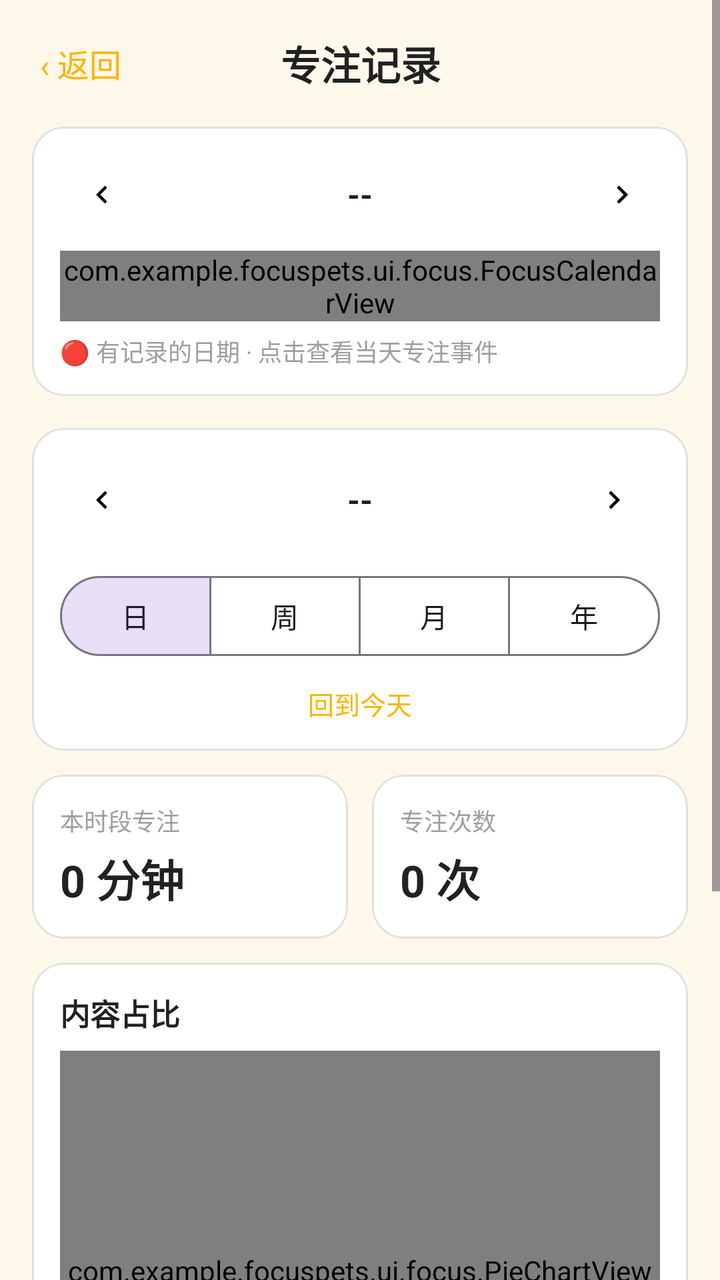
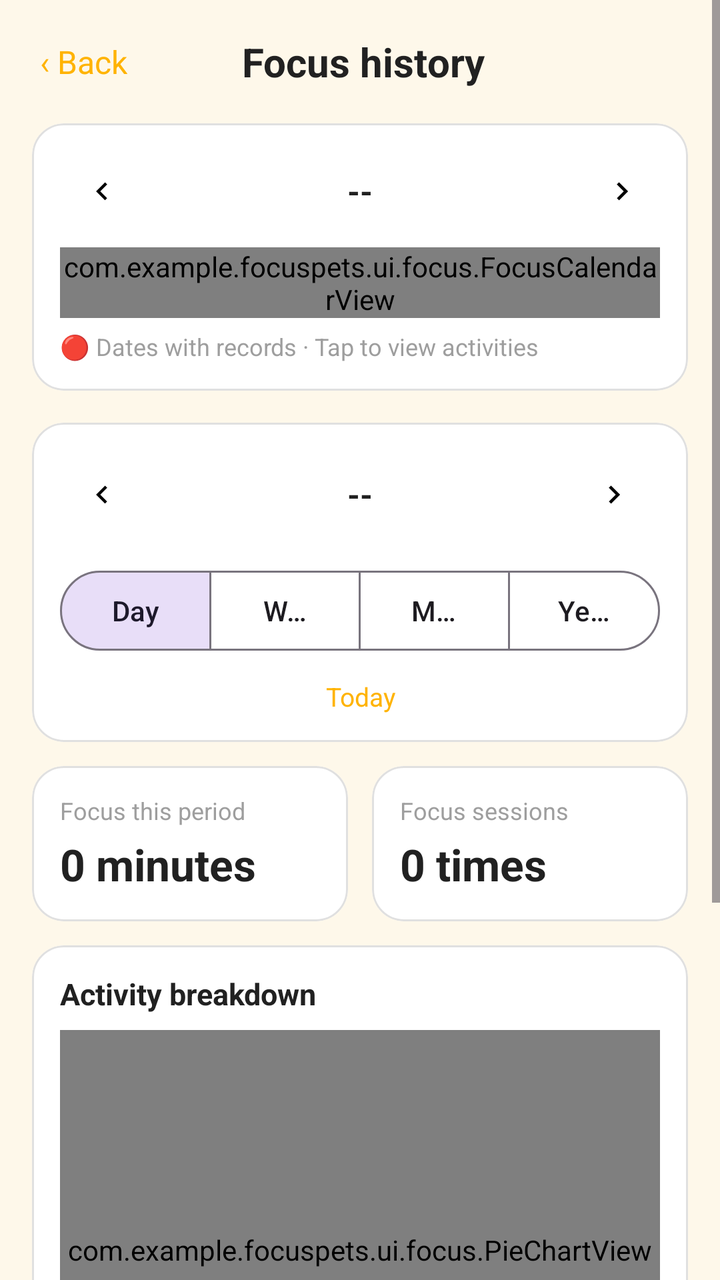

Two renders of the same Android screen: before a commit and after it. Below are the layout's source before the change and the commit's diff.
<!-- AndroidManifest.xml: activity theme Theme.FocusPets -->
<!-- res/layout/activity_focus_records.xml -->
<?xml version="1.0" encoding="utf-8"?>
<ScrollView xmlns:android="http://schemas.android.com/apk/res/android"
    xmlns:app="http://schemas.android.com/apk/res-auto"
    android:id="@+id/scroll_root"
    android:layout_width="match_parent"
    android:layout_height="match_parent"
    android:fillViewport="true">

    <LinearLayout
        android:id="@+id/root"
        android:layout_width="match_parent"
        android:layout_height="wrap_content"
        android:orientation="vertical"
        android:padding="16dp">

        
        <LinearLayout
            android:layout_width="match_parent"
            android:layout_height="wrap_content"
            android:orientation="horizontal"
            android:gravity="center_vertical">

            <TextView
                android:id="@+id/btn_back"
                android:layout_width="wrap_content"
                android:layout_height="wrap_content"
                android:padding="4dp"
                android:text="‹ 返回"
                android:textSize="16sp"
                android:textColor="@color/cat_accent" />

            <TextView
                android:layout_width="0dp"
                android:layout_height="wrap_content"
                android:layout_weight="1"
                android:gravity="center"
                android:text="专注记录"
                android:textSize="20sp"
                android:textStyle="bold"
                android:textColor="@color/text_primary" />

            <View
                android:layout_width="48dp"
                android:layout_height="1dp" />
        </LinearLayout>

        
        <com.google.android.material.card.MaterialCardView
            android:layout_width="match_parent"
            android:layout_height="wrap_content"
            android:layout_marginTop="16dp"
            app:cardBackgroundColor="@color/surface_card"
            app:cardCornerRadius="16dp"
            app:strokeColor="@color/stroke_hint"
            app:strokeWidth="1dp">

            <LinearLayout
                android:layout_width="match_parent"
                android:layout_height="wrap_content"
                android:orientation="vertical"
                android:padding="14dp">

                <LinearLayout
                    android:layout_width="match_parent"
                    android:layout_height="wrap_content"
                    android:orientation="horizontal"
                    android:gravity="center_vertical">

                    <com.google.android.material.button.MaterialButton
                        android:id="@+id/btn_cal_prev"
                        style="?attr/borderlessButtonStyle"
                        android:layout_width="40dp"
                        android:layout_height="40dp"
                        android:contentDescription="上个月"
                        app:icon="@drawable/ic_chevron_left"
                        app:iconTint="@android:color/black"
                        android:insetLeft="0dp"
                        android:insetTop="0dp"
                        android:insetRight="0dp"
                        android:insetBottom="0dp" />

                    <TextView
                        android:id="@+id/tv_cal_title"
                        android:layout_width="0dp"
                        android:layout_height="wrap_content"
                        android:layout_weight="1"
                        android:gravity="center"
                        android:text="--"
                        android:textSize="16sp"
                        android:textStyle="bold"
                        android:textColor="@color/text_primary" />

                    <com.google.android.material.button.MaterialButton
                        android:id="@+id/btn_cal_next"
                        style="?attr/borderlessButtonStyle"
                        android:layout_width="40dp"
                        android:layout_height="40dp"
                        android:contentDescription="下个月"
                        app:icon="@drawable/ic_chevron_right"
                        app:iconTint="@android:color/black"
                        android:insetLeft="0dp"
                        android:insetTop="0dp"
                        android:insetRight="0dp"
                        android:insetBottom="0dp" />
                </LinearLayout>

                <com.example.focuspets.ui.focus.FocusCalendarView
                    android:id="@+id/calendar"
                    android:layout_width="match_parent"
                    android:layout_height="wrap_content"
                    android:layout_marginTop="8dp" />

                <TextView
                    android:layout_width="wrap_content"
                    android:layout_height="wrap_content"
                    android:layout_marginTop="6dp"
                    android:text="🔴 有记录的日期 · 点击查看当天专注事件"
                    android:textSize="12sp"
                    android:textColor="@color/text_hint" />
            </LinearLayout>
        </com.google.android.material.card.MaterialCardView>

        
        <com.google.android.material.card.MaterialCardView
            android:layout_width="match_parent"
            android:layout_height="wrap_content"
            android:layout_marginTop="16dp"
            app:cardBackgroundColor="@color/surface_card"
            app:cardCornerRadius="16dp"
            app:strokeColor="@color/stroke_hint"
            app:strokeWidth="1dp">

            <LinearLayout
                android:layout_width="match_parent"
                android:layout_height="wrap_content"
                android:orientation="vertical"
                android:padding="14dp">

                <LinearLayout
                    android:layout_width="match_parent"
                    android:layout_height="wrap_content"
                    android:orientation="horizontal"
                    android:gravity="center_vertical">

                    <com.google.android.material.button.MaterialButton
                        android:id="@+id/btn_prev"
                        style="?attr/borderlessButtonStyle"
                        android:layout_width="44dp"
                        android:layout_height="44dp"
                        android:text=""
                        android:contentDescription="上一时段"
                        app:icon="@drawable/ic_chevron_left"
                        app:iconTint="@android:color/black"
                        android:insetLeft="0dp"
                        android:insetTop="0dp"
                        android:insetRight="0dp"
                        android:insetBottom="0dp" />

                    <TextView
                        android:id="@+id/tv_period_label"
                        android:layout_width="0dp"
                        android:layout_height="wrap_content"
                        android:layout_weight="1"
                        android:gravity="center"
                        android:text="--"
                        android:textSize="16sp"
                        android:textStyle="bold"
                        android:textColor="@color/text_primary" />

                    <com.google.android.material.button.MaterialButton
                        android:id="@+id/btn_next"
                        style="?attr/borderlessButtonStyle"
                        android:layout_width="44dp"
                        android:layout_height="44dp"
                        android:text=""
                        android:contentDescription="下一时段"
                        app:icon="@drawable/ic_chevron_right"
                        app:iconTint="@android:color/black"
                        android:insetLeft="0dp"
                        android:insetTop="0dp"
                        android:insetRight="0dp"
                        android:insetBottom="0dp" />
                </LinearLayout>

                <com.google.android.material.button.MaterialButtonToggleGroup
                    android:id="@+id/toggle_period"
                    android:layout_width="match_parent"
                    android:layout_height="wrap_content"
                    android:layout_marginTop="12dp"
                    app:checkedButton="@id/btn_p_day"
                    app:selectionRequired="true"
                    app:singleSelection="true">

                    <Button
                        android:id="@+id/btn_p_day"
                        style="?attr/materialButtonOutlinedStyle"
                        android:layout_width="0dp"
                        android:layout_height="wrap_content"
                        android:layout_weight="1"
                        android:text="日" />

                    <Button
                        android:id="@+id/btn_p_week"
                        style="?attr/materialButtonOutlinedStyle"
                        android:layout_width="0dp"
                        android:layout_height="wrap_content"
                        android:layout_weight="1"
                        android:text="周" />

                    <Button
                        android:id="@+id/btn_p_month"
                        style="?attr/materialButtonOutlinedStyle"
                        android:layout_width="0dp"
                        android:layout_height="wrap_content"
                        android:layout_weight="1"
                        android:text="月" />

                    <Button
                        android:id="@+id/btn_p_year"
                        style="?attr/materialButtonOutlinedStyle"
                        android:layout_width="0dp"
                        android:layout_height="wrap_content"
                        android:layout_weight="1"
                        android:text="年" />
                </com.google.android.material.button.MaterialButtonToggleGroup>

                <TextView
                    android:id="@+id/tv_today"
                    android:layout_width="match_parent"
                    android:layout_height="wrap_content"
                    android:layout_marginTop="10dp"
                    android:gravity="center"
                    android:text="回到今天"
                    android:textSize="13sp"
                    android:textColor="@color/cat_accent" />
            </LinearLayout>
        </com.google.android.material.card.MaterialCardView>

        
        <LinearLayout
            android:layout_width="match_parent"
            android:layout_height="wrap_content"
            android:layout_marginTop="12dp"
            android:orientation="horizontal">

            <com.google.android.material.card.MaterialCardView
                android:layout_width="0dp"
                android:layout_height="wrap_content"
                android:layout_weight="1"
                android:layout_marginEnd="6dp"
                app:cardBackgroundColor="@color/surface_card"
                app:cardCornerRadius="16dp"
                app:strokeColor="@color/stroke_hint"
                app:strokeWidth="1dp">

                <LinearLayout
                    android:layout_width="match_parent"
                    android:layout_height="wrap_content"
                    android:orientation="vertical"
                    android:padding="14dp">

                    <TextView
                        android:layout_width="wrap_content"
                        android:layout_height="wrap_content"
                        android:text="本时段专注"
                        android:textSize="12sp"
                        android:textColor="@color/text_hint" />

                    <TextView
                        android:id="@+id/tv_summary_minutes"
                        android:layout_width="wrap_content"
                        android:layout_height="wrap_content"
                        android:layout_marginTop="4dp"
                        android:text="0 分钟"
                        android:textSize="22sp"
                        android:textStyle="bold"
                        android:textColor="@color/text_primary" />
                </LinearLayout>
            </com.google.android.material.card.MaterialCardView>

            <com.google.android.material.card.MaterialCardView
                android:layout_width="0dp"
                android:layout_height="wrap_content"
                android:layout_weight="1"
                android:layout_marginStart="6dp"
                app:cardBackgroundColor="@color/surface_card"
                app:cardCornerRadius="16dp"
                app:strokeColor="@color/stroke_hint"
                app:strokeWidth="1dp">

                <LinearLayout
                    android:layout_width="match_parent"
                    android:layout_height="wrap_content"
                    android:orientation="vertical"
                    android:padding="14dp">

                    <TextView
                        android:layout_width="wrap_content"
                        android:layout_height="wrap_content"
                        android:text="专注次数"
                        android:textSize="12sp"
                        android:textColor="@color/text_hint" />

                    <TextView
                        android:id="@+id/tv_summary_sessions"
                        android:layout_width="wrap_content"
                        android:layout_height="wrap_content"
                        android:layout_marginTop="4dp"
                        android:text="0 次"
                        android:textSize="22sp"
                        android:textStyle="bold"
                        android:textColor="@color/text_primary" />
                </LinearLayout>
            </com.google.android.material.card.MaterialCardView>
        </LinearLayout>

        
        <com.google.android.material.card.MaterialCardView
            android:layout_width="match_parent"
            android:layout_height="wrap_content"
            android:layout_marginTop="12dp"
            app:cardBackgroundColor="@color/surface_card"
            app:cardCornerRadius="16dp"
            app:strokeColor="@color/stroke_hint"
            app:strokeWidth="1dp">

            <LinearLayout
                android:layout_width="match_parent"
                android:layout_height="wrap_content"
                android:orientation="vertical"
                android:padding="14dp">

                <TextView
                    android:layout_width="wrap_content"
                    android:layout_height="wrap_content"
                    android:text="内容占比"
                    android:textSize="15sp"
                    android:textStyle="bold"
                    android:textColor="@color/text_primary" />

                <com.example.focuspets.ui.focus.PieChartView
                    android:id="@+id/pie_chart"
                    android:layout_width="match_parent"
                    android:layout_height="220dp"
                    android:layout_marginTop="8dp" />

                <com.google.android.material.button.MaterialButton
                    android:id="@+id/btn_share"
                    style="?attr/materialButtonOutlinedStyle"
                    android:layout_width="match_parent"
                    android:layout_height="48dp"
                    android:layout_marginTop="12dp"
                    android:text="分享饼图"
                    android:textSize="14sp" />

                <androidx.recyclerview.widget.RecyclerView
                    android:id="@+id/rv_legend"
                    android:layout_width="match_parent"
                    android:layout_height="wrap_content"
                    android:layout_marginTop="8dp"
                    android:nestedScrollingEnabled="false" />
            </LinearLayout>
        </com.google.android.material.card.MaterialCardView>

        
        <com.google.android.material.card.MaterialCardView
            android:layout_width="match_parent"
            android:layout_height="wrap_content"
            android:layout_marginTop="12dp"
            android:layout_marginBottom="8dp"
            app:cardBackgroundColor="@color/surface_card"
            app:cardCornerRadius="16dp"
            app:strokeColor="@color/stroke_hint"
            app:strokeWidth="1dp">

            <LinearLayout
                android:layout_width="match_parent"
                android:layout_height="wrap_content"
                android:orientation="vertical"
                android:padding="14dp">

                <TextView
                    android:id="@+id/tv_events_title"
                    android:layout_width="wrap_content"
                    android:layout_height="wrap_content"
                    android:text="专注事件"
                    android:textSize="15sp"
                    android:textStyle="bold"
                    android:textColor="@color/text_primary" />

                <androidx.recyclerview.widget.RecyclerView
                    android:id="@+id/rv_records"
                    android:layout_width="match_parent"
                    android:layout_height="wrap_content"
                    android:layout_marginTop="6dp"
                    android:nestedScrollingEnabled="false" />

                <TextView
                    android:id="@+id/tv_empty"
                    android:layout_width="wrap_content"
                    android:layout_height="wrap_content"
                    android:layout_gravity="center"
                    android:layout_marginTop="12dp"
                    android:layout_marginBottom="12dp"
                    android:text="这一时段还没有专注记录，去专注一次吧～"
                    android:textSize="13sp"
                    android:textColor="@color/text_hint"
                    android:visibility="gone" />
            </LinearLayout>
        </com.google.android.material.card.MaterialCardView>
    </LinearLayout>
</ScrollView>
<!-- resources referenced by this layout -->
<resources>
  <color name="cat_accent">#FFB300</color>
  <color name="stroke_hint">#E0E0E0</color>
  <color name="surface_card">#FFFFFF</color>
  <color name="text_hint">#9E9E9E</color>
  <color name="text_primary">#212121</color>
  <!-- drawable ic_chevron_left (drawable) -->
  <vector xmlns:android="http://schemas.android.com/apk/res/android"
      android:width="24dp"
      android:height="24dp"
      android:viewportWidth="24"
      android:viewportHeight="24">
      <path
          android:fillColor="#FF000000"
          android:pathData="M15.41,7.41L14,6l-6,6 6,6 1.41,-1.41L10.83,12z" />
  </vector>
  <!-- drawable ic_chevron_right (drawable) -->
  <vector xmlns:android="http://schemas.android.com/apk/res/android"
      android:width="24dp"
      android:height="24dp"
      android:viewportWidth="24"
      android:viewportHeight="24">
      <path
          android:fillColor="#FF000000"
          android:pathData="M8.59,16.59L13.17,12 8.59,7.41 10,6l6,6 -6,6z" />
  </vector>
  <style name="Theme.FocusPets" parent="Theme.Material3.DayNight.NoActionBar">
          
          <item name="android:windowBackground">@color/page_background</item>
          <item name="android:colorBackground">@color/page_background</item>
          
          <item name="colorPrimary">@color/cat_accent</item>
          <item name="colorPrimaryContainer">@color/cat_accent</item>
          <item name="colorOnPrimary">#FFFFFF</item>
          
          <item name="android:statusBarColor">@color/page_background</item>
          <item name="android:navigationBarColor">@color/page_background</item>
          <item name="android:windowLightStatusBar">true</item>
      </style>
  <color name="page_background">#FEF8EA</color>
</resources>

<!-- the commit's change to res/layout/activity_focus_records.xml (unified diff, before → after) -->
@@ -25,7 +25,7 @@
                 android:layout_width="wrap_content"
                 android:layout_height="wrap_content"
                 android:padding="4dp"
-                android:text="‹ 返回"
+                android:text="@string/ui_008"
                 android:textSize="16sp"
                 android:textColor="@color/cat_accent" />
 
@@ -34,7 +34,7 @@
                 android:layout_height="wrap_content"
                 android:layout_weight="1"
                 android:gravity="center"
-                android:text="专注记录"
+                android:text="@string/ui_030"
                 android:textSize="20sp"
                 android:textStyle="bold"
                 android:textColor="@color/text_primary" />
@@ -71,7 +71,7 @@
                         style="?attr/borderlessButtonStyle"
                         android:layout_width="40dp"
                         android:layout_height="40dp"
-                        android:contentDescription="上个月"
+                        android:contentDescription="@string/ui_014"
                         app:icon="@drawable/ic_chevron_left"
                         app:iconTint="@android:color/black"
                         android:insetLeft="0dp"
@@ -95,7 +95,7 @@
                         style="?attr/borderlessButtonStyle"
                         android:layout_width="40dp"
                         android:layout_height="40dp"
-                        android:contentDescription="下个月"
+                        android:contentDescription="@string/ui_017"
                         app:icon="@drawable/ic_chevron_right"
                         app:iconTint="@android:color/black"
                         android:insetLeft="0dp"
@@ -114,7 +114,7 @@
                     android:layout_width="wrap_content"
                     android:layout_height="wrap_content"
                     android:layout_marginTop="6dp"
-                    android:text="🔴 有记录的日期 · 点击查看当天专注事件"
+                    android:text="@string/ui_157"
                     android:textSize="12sp"
                     android:textColor="@color/text_hint" />
             </LinearLayout>
@@ -148,7 +148,7 @@
                         android:layout_width="44dp"
                         android:layout_height="44dp"
                         android:text=""
-                        android:contentDescription="上一时段"
+                        android:contentDescription="@string/ui_013"
                         app:icon="@drawable/ic_chevron_left"
                         app:iconTint="@android:color/black"
                         android:insetLeft="0dp"
@@ -173,7 +173,7 @@
                         android:layout_width="44dp"
                         android:layout_height="44dp"
                         android:text=""
-                        android:contentDescription="下一时段"
+                        android:contentDescription="@string/ui_015"
                         app:icon="@drawable/ic_chevron_right"
                         app:iconTint="@android:color/black"
                         android:insetLeft="0dp"
@@ -197,7 +197,7 @@
                         android:layout_width="0dp"
                         android:layout_height="wrap_content"
                         android:layout_weight="1"
-                        android:text="日" />
+                        android:text="@string/ui_080" />
 
                     <Button
                         android:id="@+id/btn_p_week"
@@ -205,7 +205,7 @@
                         android:layout_width="0dp"
                         android:layout_height="wrap_content"
                         android:layout_weight="1"
-                        android:text="周" />
+                        android:text="@string/ui_052" />
 
                     <Button
                         android:id="@+id/btn_p_month"
@@ -213,7 +213,7 @@
                         android:layout_width="0dp"
                         android:layout_height="wrap_content"
                         android:layout_weight="1"
-                        android:text="月" />
+                        android:text="@string/ui_085" />
 
                     <Button
                         android:id="@+id/btn_p_year"
@@ -221,7 +221,7 @@
                         android:layout_width="0dp"
                         android:layout_height="wrap_content"
                         android:layout_weight="1"
-                        android:text="年" />
+                        android:text="@string/ui_064" />
                 </com.google.android.material.button.MaterialButtonToggleGroup>
 
                 <TextView
@@ -230,7 +230,7 @@
                     android:layout_height="wrap_content"
                     android:layout_marginTop="10dp"
                     android:gravity="center"
-                    android:text="回到今天"
+                    android:text="@string/ui_054"
                     android:textSize="13sp"
                     android:textColor="@color/cat_accent" />
             </LinearLayout>
@@ -262,7 +262,7 @@
                     <TextView
                         android:layout_width="wrap_content"
                         android:layout_height="wrap_content"
-                        android:text="本时段专注"
+                        android:text="@string/ui_088"
                         android:textSize="12sp"
                         android:textColor="@color/text_hint" />
 
@@ -271,7 +271,7 @@
                         android:layout_width="wrap_content"
                         android:layout_height="wrap_content"
                         android:layout_marginTop="4dp"
-                        android:text="0 分钟"
+                        android:text="@string/ui_002"
                         android:textSize="22sp"
                         android:textStyle="bold"
                         android:textColor="@color/text_primary" />
@@ -297,7 +297,7 @@
                     <TextView
                         android:layout_width="wrap_content"
                         android:layout_height="wrap_content"
-                        android:text="专注次数"
+                        android:text="@string/ui_027"
                         android:textSize="12sp"
                         android:textColor="@color/text_hint" />
 
@@ -306,7 +306,7 @@
                         android:layout_width="wrap_content"
                         android:layout_height="wrap_content"
                         android:layout_marginTop="4dp"
-                        android:text="0 次"
+                        android:text="@string/ui_004"
                         android:textSize="22sp"
                         android:textStyle="bold"
                         android:textColor="@color/text_primary" />
@@ -333,7 +333,7 @@
                 <TextView
                     android:layout_width="wrap_content"
                     android:layout_height="wrap_content"
-                    android:text="内容占比"
+                    android:text="@string/ui_042"
                     android:textSize="15sp"
                     android:textStyle="bold"
                     android:textColor="@color/text_primary" />
@@ -350,7 +350,7 @@
                     android:layout_width="match_parent"
                     android:layout_height="48dp"
                     android:layout_marginTop="12dp"
-                    android:text="分享饼图"
+                    android:text="@string/ui_045"
                     android:textSize="14sp" />
 
                 <androidx.recyclerview.widget.RecyclerView
@@ -383,7 +383,7 @@
                     android:id="@+id/tv_events_title"
                     android:layout_width="wrap_content"
                     android:layout_height="wrap_content"
-                    android:text="专注事件"
+                    android:text="@string/ui_021"
                     android:textSize="15sp"
                     android:textStyle="bold"
                     android:textColor="@color/text_primary" />
@@ -402,7 +402,7 @@
                     android:layout_gravity="center"
                     android:layout_marginTop="12dp"
                     android:layout_marginBottom="12dp"
-                    android:text="这一时段还没有专注记录，去专注一次吧～"
+                    android:text="@string/ui_122"
                     android:textSize="13sp"
                     android:textColor="@color/text_hint"
                     android:visibility="gone" />
<!-- resource entries referenced after the edit -->
@@ -25,6 +25,26 @@
           android:fillColor="#FF000000"
           android:pathData="M8.59,16.59L13.17,12 8.59,7.41 10,6l6,6 -6,6z" />
   </vector>
+  <string name="ui_002">0 minutes</string>
+  <string name="ui_004">0 times</string>
+  <string name="ui_008">‹ Back</string>
+  <string name="ui_013">Previous period</string>
+  <string name="ui_014">Previous month</string>
+  <string name="ui_015">Next period</string>
+  <string name="ui_017">Next month</string>
+  <string name="ui_021">Focus activity</string>
+  <string name="ui_027">Focus sessions</string>
+  <string name="ui_030">Focus history</string>
+  <string name="ui_042">Activity breakdown</string>
+  <string name="ui_045">Share chart</string>
+  <string name="ui_052">Week</string>
+  <string name="ui_054">Today</string>
+  <string name="ui_064">Year</string>
+  <string name="ui_080">Day</string>
+  <string name="ui_085">Month</string>
+  <string name="ui_088">Focus this period</string>
+  <string name="ui_122">No focus sessions in this period. Start one now!</string>
+  <string name="ui_157">🔴 Dates with records · Tap to view activities</string>
   <style name="Theme.FocusPets" parent="Theme.Material3.DayNight.NoActionBar">
           
           <item name="android:windowBackground">@color/page_background</item>
